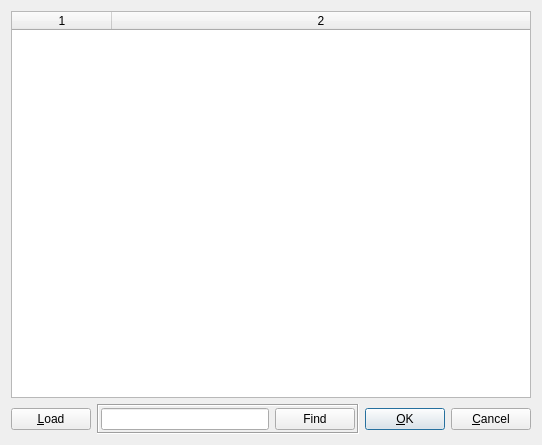
The window that app/qtapp/appcmn_qt/refdlg.ui (lhuisman/myRTKLIB) describes before a commit, drawn with Qt 5.
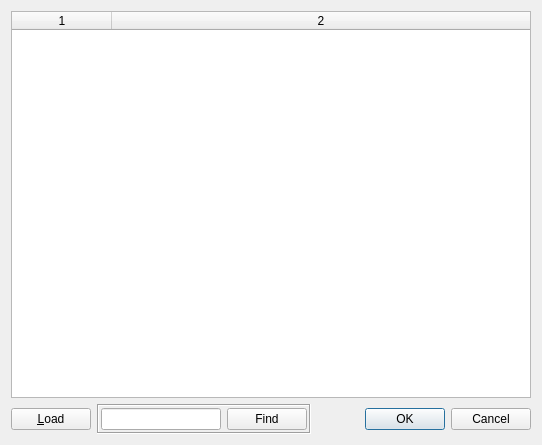
The same window after the commit.

Diff of the .ui file:
```diff
--- a/app/qtapp/appcmn_qt/refdlg.ui
+++ b/app/qtapp/appcmn_qt/refdlg.ui
@@ -34,12 +34,6 @@
    </item>
    <item>
     <widget class="QWidget" name="widget" native="true">
-     <property name="sizePolicy">
-      <sizepolicy hsizetype="Preferred" vsizetype="Maximum">
-       <horstretch>0</horstretch>
-       <verstretch>0</verstretch>
-      </sizepolicy>
-     </property>
      <layout class="QHBoxLayout" name="horizontalLayout">
       <property name="leftMargin">
        <number>0</number>
@@ -86,14 +80,11 @@
          </property>
          <item>
           <widget class="QLineEdit" name="lEFind">
-           <property name="enabled">
-            <bool>true</bool>
-           </property>
            <property name="toolTip">
             <string>Search string</string>
            </property>
-           <property name="text">
-            <string/>
+           <property name="clearButtonEnabled">
+            <bool>true</bool>
            </property>
           </widget>
          </item>
@@ -111,28 +102,9 @@
        </widget>
       </item>
       <item>
-       <widget class="QPushButton" name="btnOK">
-        <property name="toolTip">
-         <string/>
-        </property>
-        <property name="text">
-         <string>&amp;OK</string>
-        </property>
-        <property name="autoDefault">
-         <bool>true</bool>
-        </property>
-        <property name="default">
-         <bool>true</bool>
-        </property>
-       </widget>
-      </item>
-      <item>
-       <widget class="QPushButton" name="btnCancel">
-        <property name="toolTip">
-         <string/>
-        </property>
-        <property name="text">
-         <string>&amp;Cancel</string>
+       <widget class="QDialogButtonBox" name="buttonBox">
+        <property name="standardButtons">
+         <set>QDialogButtonBox::Cancel|QDialogButtonBox::Ok</set>
         </property>
        </widget>
       </item>
```
Left out of the diff: 21 changed lines with no effect on the pictures.
